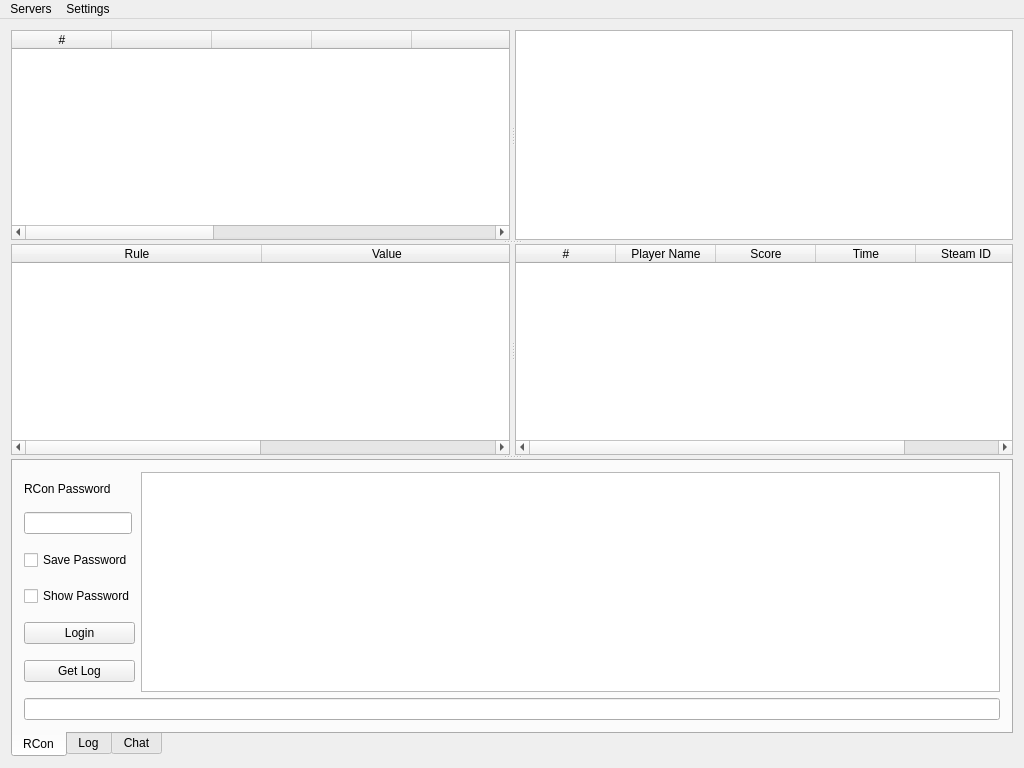
Before: the Qt Designer form mainwindow.ui in hostsrc/sourceadmintool, drawn with Qt 5.
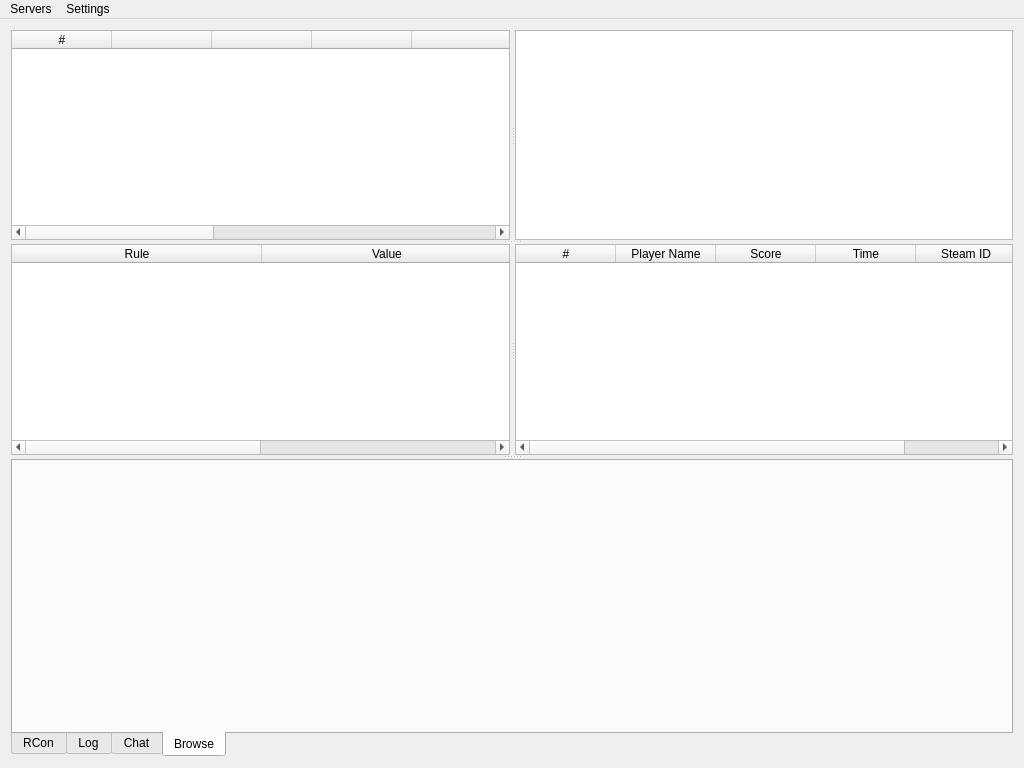
After: the same form once the commit is applied. The open tabs and pages were chosen to show the change.

Commit message:
Feat server browser tab with Steam Web API integration
Add Browse tab to query Valve master server lists per game via the
Steam Web API (IGameServersService/GetServerList). Supports 16 games
including CS2, TF2, L4D2, GMod, Rust. Double-click or right-click to
add servers to the main list. Requires a free Steam API key configured
in Settings > Set Steam API Key.

What changed in the file:
```diff
--- a/mainwindow.ui
+++ b/mainwindow.ui
@@ -572,6 +572,16 @@
          </item>
         </layout>
        </widget>
+       <widget class="QWidget" name="browseTab">
+        <attribute name="title">
+         <string>Browse</string>
+        </attribute>
+        <layout class="QGridLayout" name="gridLayout_5">
+         <item row="0" column="0">
+          <widget class="QWidget" name="browseContainer" native="true"/>
+         </item>
+        </layout>
+       </widget>
       </widget>
      </widget>
     </item>
```
Left out of the diff: 6 changed lines with no effect on the pictures. The commit also changes 7 other files.
